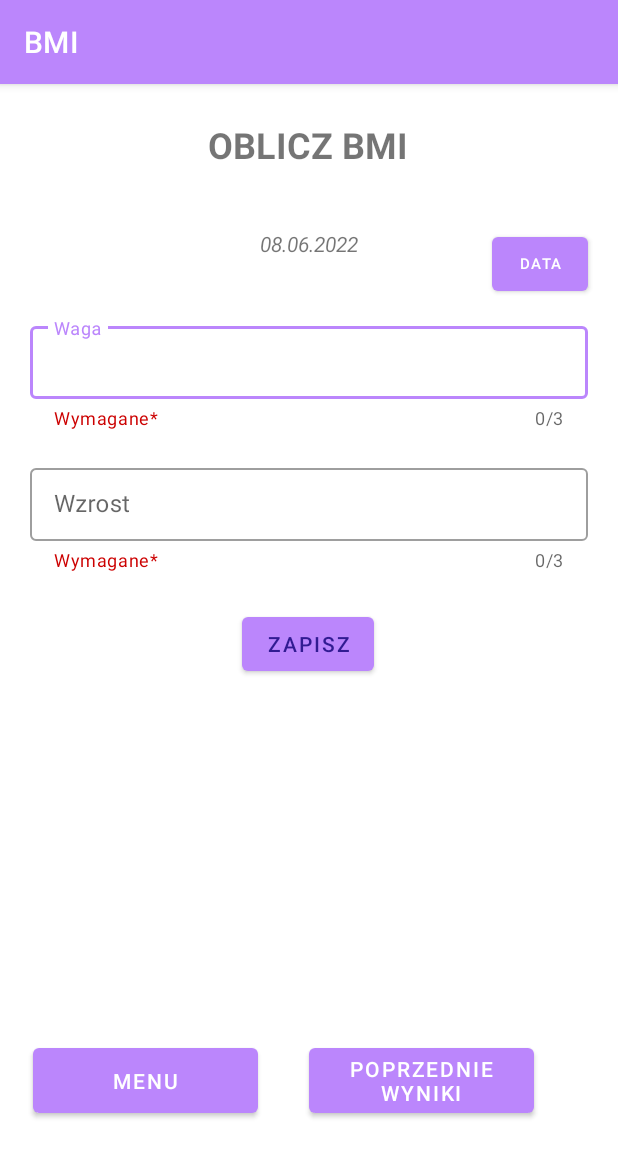
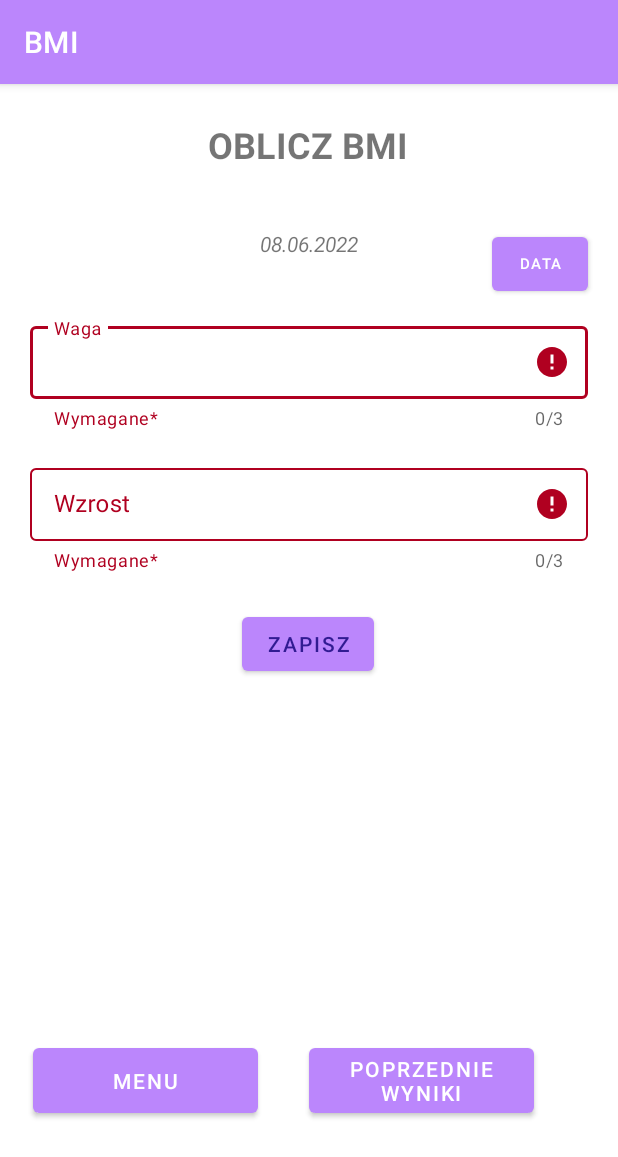
Before and after one commit to mikunciek/PWR_BMI_2022, an Android app: the calculateBMI screen opened directly, with no data from a screen before it, after a tap on "ZAPISZ", on a phone screen of 412 x 824 dp. Shown: the top 1157 px of the screen. Run offline under Robolectric (Android 15) with nearby library versions, the phone set to English and light mode, and no system bars; Roboto replaces fonts that are not available here.

Commit message:
obsługa błędu gdy puste pole

```diff
--- a/app/src/main/java/com/example/bmi/calculateBMI.kt
+++ b/app/src/main/java/com/example/bmi/calculateBMI.kt
@@ -43,16 +43,12 @@ class calculateBMI : AppCompatActivity() {
             if(editWeightNumber.text.isNullOrBlank() || editHeightNumber.text.isNullOrBlank()){
 
                if(editWeightNumber.text.isNullOrBlank()){
-                   weightContainer.helperText ="Wymagane*"
+                   weightContainer.error = "Wymagane*"
                }
 
                 if(editHeightNumber.text.isNullOrBlank()){
-                    heightContainer.helperText ="Wymagane*"
+                    heightContainer.error ="Wymagane*"
                 }
-
-
-               // heightContainer.helperText ="Wymagane*"
-
                 return@setOnClickListener
             }
 
--- a/app/src/main/res/layout/activity_calculate_bmi.xml
+++ b/app/src/main/res/layout/activity_calculate_bmi.xml
@@ -16,7 +16,7 @@
         android:layout_marginTop="156dp"
         style="@style/Widget.MaterialComponents.TextInputLayout.OutlinedBox.Dense"
         app:helperText="Podaj wagę w kilogramach"
-        app:helperTextTextColor="@android:color/holo_red_dark"
+        app:helperTextTextColor="@android:color/darker_gray"
         app:counterEnabled = "true"
         app:counterMaxLength="3"
         app:layout_constraintEnd_toEndOf="parent"
@@ -47,7 +47,7 @@
         app:helperText="Podaj wzrost w centrymetrach "
         app:counterEnabled = "true"
         app:counterMaxLength="3"
-        app:helperTextTextColor="@android:color/holo_red_dark"
+        app:helperTextTextColor="@android:color/darker_gray"
         app:layout_constraintEnd_toEndOf="parent"
         app:layout_constraintStart_toStartOf="parent"
         app:layout_constraintTop_toBottomOf="@id/weightContainer">
```
